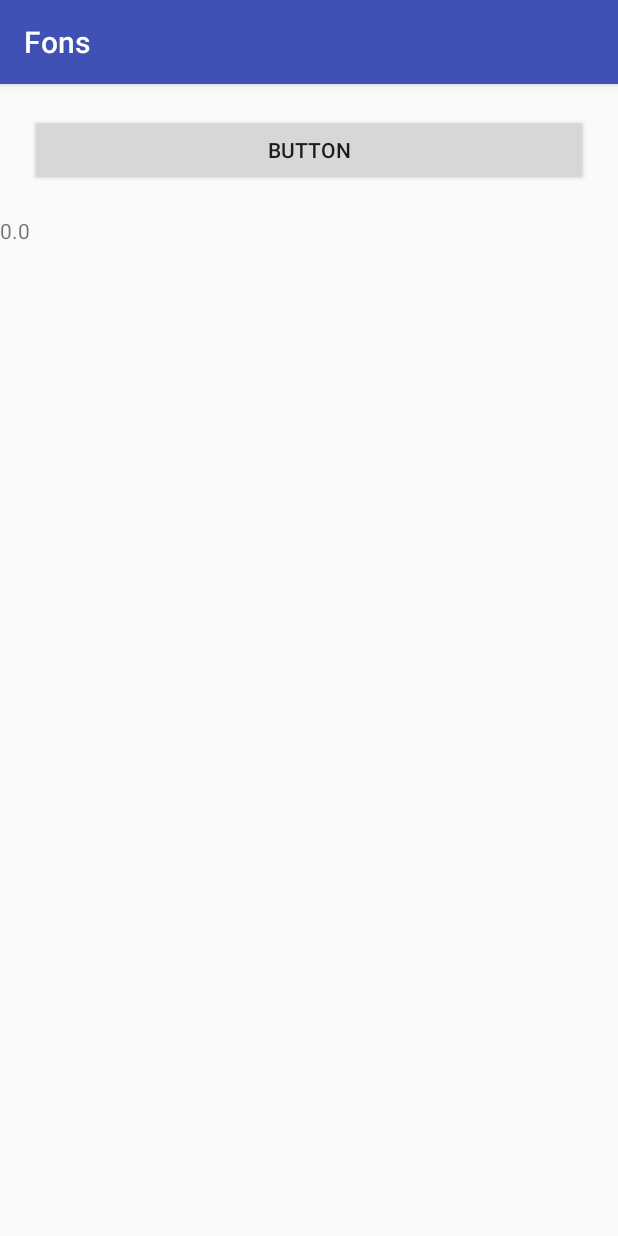
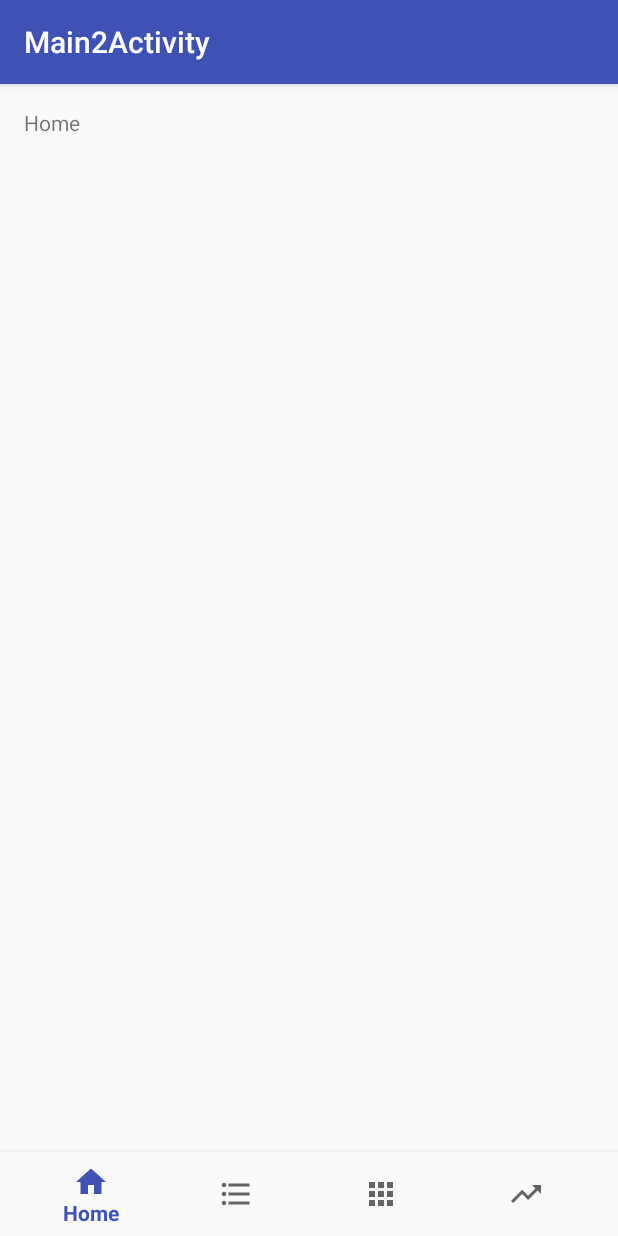
Before and after one commit to jawnpaul/Fons, an Android app: the screen it shows after launch (MainActivity before the commit, Main2Activity after it), after a tap on "BUTTON", on a phone screen of 412 x 824 dp. Run offline under Robolectric (Android 15) with nearby library versions, the phone set to English and light mode, and no system bars; libraries missing offline, so code that uses them is left out: org.tensorflow.lite; 1 statement that could not run was skipped.

Commit message:
Added my four bottom navigation activity to Main2Activity

```diff
--- a/app/build.gradle
+++ b/app/build.gradle
@@ -9,6 +9,7 @@ android {
         versionCode 1
         versionName "1.0"
         testInstrumentationRunner "android.support.test.runner.AndroidJUnitRunner"
+        vectorDrawables.useSupportLibrary = true
     }
     buildTypes {
         release {
@@ -16,7 +17,7 @@ android {
             proguardFiles getDefaultProguardFile('proguard-android.txt'), 'proguard-rules.pro'
         }
     }
-    aaptOptions{
+    aaptOptions {
         noCompress "tflite"
     }
 }
@@ -26,6 +27,8 @@ dependencies {
     implementation 'com.android.support:appcompat-v7:27.0.2'
     implementation 'com.android.support.constraint:constraint-layout:1.0.2'
     implementation 'org.tensorflow:tensorflow-lite:+'
+    implementation 'com.android.support:design:27.0.2'
+    implementation 'com.android.support:support-vector-drawable:27.0.2'
     testImplementation 'junit:junit:4.12'
     androidTestImplementation 'com.android.support.test:runner:1.0.1'
     androidTestImplementation 'com.android.support.test.espresso:espresso-core:3.0.1'
--- a/app/src/main/AndroidManifest.xml
+++ b/app/src/main/AndroidManifest.xml
@@ -16,6 +16,9 @@
                 <category android:name="android.intent.category.LAUNCHER" />
             </intent-filter>
         </activity>
+        <activity
+            android:name=".Main2Activity"
+            android:label="@string/title_activity_main2"></activity>
     </application>
 
 </manifest>
--- /dev/null
+++ b/app/src/main/java/ng/org/knowit/fons/Main2Activity.java
@@ -0,0 +1,47 @@
+package ng.org.knowit.fons;
+
+import android.os.Bundle;
+import android.support.annotation.NonNull;
+import android.support.design.widget.BottomNavigationView;
+import android.support.v7.app.AppCompatActivity;
+import android.view.MenuItem;
+import android.widget.TextView;
+
+public class Main2Activity extends AppCompatActivity {
+
+    private TextView mTextMessage;
+
+    private BottomNavigationView.OnNavigationItemSelectedListener mOnNavigationItemSelectedListener
+            = new BottomNavigationView.OnNavigationItemSelectedListener() {
+
+        @Override
+        public boolean onNavigationItemSelected(@NonNull MenuItem item) {
+            switch (item.getItemId()) {
+                case R.id.navigation_home:
+                    mTextMessage.setText(R.string.title_home);
+                    return true;
+                case R.id.navigation_news:
+                    mTextMessage.setText(R.string.title_news);
+                    return true;
+                case R.id.navigation_all:
+                    mTextMessage.setText(R.string.title_all);
+                    return true;
+                case R.id.navigation_trending:
+                    mTextMessage.setText(R.string.title_trending);
+                    return true;
+            }
+            return false;
+        }
+    };
+
+    @Override
+    protected void onCreate(Bundle savedInstanceState) {
+        super.onCreate(savedInstanceState);
+        setContentView(R.layout.activity_main2);
+
+        mTextMessage = (TextView) findViewById(R.id.message);
+        BottomNavigationView navigation = (BottomNavigationView) findViewById(R.id.navigation);
+        navigation.setOnNavigationItemSelectedListener(mOnNavigationItemSelectedListener);
+    }
+
+}
--- a/app/src/main/java/ng/org/knowit/fons/MainActivity.java
+++ b/app/src/main/java/ng/org/knowit/fons/MainActivity.java
@@ -1,5 +1,6 @@
 package ng.org.knowit.fons;
 
+import android.content.Intent;
 import android.content.res.AssetFileDescriptor;
 import android.support.v7.app.AppCompatActivity;
 import android.os.Bundle;
@@ -40,8 +41,11 @@ public class MainActivity extends AppCompatActivity {
         doInference.setOnClickListener(new View.OnClickListener() {
             @Override
             public void onClick(View view) {
-                float prediction = doInference();
-                showResult.setText(Float.toString(prediction));
+
+                Intent intent = new Intent(MainActivity.this, Main2Activity.class);
+                startActivity(intent);
+                //float prediction = doInference();
+                //showResult.setText(Float.toString(prediction));
             }
         });
     }
--- /dev/null
+++ b/app/src/main/res/drawable/ic_apps_black_24dp.xml
@@ -0,0 +1,9 @@
+<vector xmlns:android="http://schemas.android.com/apk/res/android"
+        android:width="24dp"
+        android:height="24dp"
+        android:viewportWidth="24.0"
+        android:viewportHeight="24.0">
+    <path
+        android:fillColor="#FF000000"
+        android:pathData="M4,8h4L8,4L4,4v4zM10,20h4v-4h-4v4zM4,20h4v-4L4,16v4zM4,14h4v-4L4,10v4zM10,14h4v-4h-4v4zM16,4v4h4L20,4h-4zM10,8h4L14,4h-4v4zM16,14h4v-4h-4v4zM16,20h4v-4h-4v4z"/>
+</vector>
--- /dev/null
+++ b/app/src/main/res/drawable/ic_dashboard_black_24dp.xml
@@ -0,0 +1,9 @@
+<vector xmlns:android="http://schemas.android.com/apk/res/android"
+    android:width="24dp"
+    android:height="24dp"
+    android:viewportHeight="24.0"
+    android:viewportWidth="24.0">
+    <path
+        android:fillColor="#FF000000"
+        android:pathData="M3,13h8L11,3L3,3v10zM3,21h8v-6L3,15v6zM13,21h8L21,11h-8v10zM13,3v6h8L21,3h-8z" />
+</vector>
--- /dev/null
+++ b/app/src/main/res/drawable/ic_format_list_bulleted_black_24dp.xml
@@ -0,0 +1,9 @@
+<vector xmlns:android="http://schemas.android.com/apk/res/android"
+        android:width="24dp"
+        android:height="24dp"
+        android:viewportWidth="24.0"
+        android:viewportHeight="24.0">
+    <path
+        android:fillColor="#FF000000"
+        android:pathData="M4,10.5c-0.83,0 -1.5,0.67 -1.5,1.5s0.67,1.5 1.5,1.5 1.5,-0.67 1.5,-1.5 -0.67,-1.5 -1.5,-1.5zM4,4.5c-0.83,0 -1.5,0.67 -1.5,1.5S3.17,7.5 4,7.5 5.5,6.83 5.5,6 4.83,4.5 4,4.5zM4,16.5c-0.83,0 -1.5,0.68 -1.5,1.5s0.68,1.5 1.5,1.5 1.5,-0.68 1.5,-1.5 -0.67,-1.5 -1.5,-1.5zM7,19h14v-2L7,17v2zM7,13h14v-2L7,11v2zM7,5v2h14L21,5L7,5z"/>
+</vector>
--- /dev/null
+++ b/app/src/main/res/drawable/ic_home_black_24dp.xml
@@ -0,0 +1,9 @@
+<vector xmlns:android="http://schemas.android.com/apk/res/android"
+    android:width="24dp"
+    android:height="24dp"
+    android:viewportHeight="24.0"
+    android:viewportWidth="24.0">
+    <path
+        android:fillColor="#FF000000"
+        android:pathData="M10,20v-6h4v6h5v-8h3L12,3 2,12h3v8z" />
+</vector>
--- /dev/null
+++ b/app/src/main/res/drawable/ic_notifications_black_24dp.xml
@@ -0,0 +1,9 @@
+<vector xmlns:android="http://schemas.android.com/apk/res/android"
+    android:width="24dp"
+    android:height="24dp"
+    android:viewportHeight="24.0"
+    android:viewportWidth="24.0">
+    <path
+        android:fillColor="#FF000000"
+        android:pathData="M12,22c1.1,0 2,-0.9 2,-2h-4c0,1.1 0.89,2 2,2zM18,16v-5c0,-3.07 -1.64,-5.64 -4.5,-6.32L13.5,4c0,-0.83 -0.67,-1.5 -1.5,-1.5s-1.5,0.67 -1.5,1.5v0.68C7.63,5.36 6,7.92 6,11v5l-2,2v1h16v-1l-2,-2z" />
+</vector>
--- /dev/null
+++ b/app/src/main/res/drawable/ic_trending_up_black_24dp.xml
@@ -0,0 +1,9 @@
+<vector xmlns:android="http://schemas.android.com/apk/res/android"
+        android:width="24dp"
+        android:height="24dp"
+        android:viewportWidth="24.0"
+        android:viewportHeight="24.0">
+    <path
+        android:fillColor="#FF000000"
+        android:pathData="M16,6l2.29,2.29 -4.88,4.88 -4,-4L2,16.59 3.41,18l6,-6 4,4 6.3,-6.29L22,12V6z"/>
+</vector>
--- /dev/null
+++ b/app/src/main/res/layout/activity_main2.xml
@@ -0,0 +1,33 @@
+<?xml version="1.0" encoding="utf-8"?>
+<android.support.constraint.ConstraintLayout xmlns:android="http://schemas.android.com/apk/res/android"
+    xmlns:app="http://schemas.android.com/apk/res-auto"
+    xmlns:tools="http://schemas.android.com/tools"
+    android:id="@+id/container"
+    android:layout_width="match_parent"
+    android:layout_height="match_parent"
+    tools:context=".Main2Activity">
+
+    <TextView
+        android:id="@+id/message"
+        android:layout_width="wrap_content"
+        android:layout_height="wrap_content"
+        android:layout_marginLeft="@dimen/activity_horizontal_margin"
+        android:layout_marginStart="@dimen/activity_horizontal_margin"
+        android:layout_marginTop="@dimen/activity_vertical_margin"
+        android:text="@string/title_home"
+        app:layout_constraintLeft_toLeftOf="parent"
+        app:layout_constraintTop_toTopOf="parent" />
+
+    <android.support.design.widget.BottomNavigationView
+        android:id="@+id/navigation"
+        android:layout_width="0dp"
+        android:layout_height="wrap_content"
+        android:layout_marginEnd="0dp"
+        android:layout_marginStart="0dp"
+        android:background="?android:attr/windowBackground"
+        app:layout_constraintBottom_toBottomOf="parent"
+        app:layout_constraintLeft_toLeftOf="parent"
+        app:layout_constraintRight_toRightOf="parent"
+        app:menu="@menu/navigation" />
+
+</android.support.constraint.ConstraintLayout>
--- /dev/null
+++ b/app/src/main/res/menu/navigation.xml
@@ -0,0 +1,23 @@
+<?xml version="1.0" encoding="utf-8"?>
+<menu xmlns:android="http://schemas.android.com/apk/res/android">
+
+    <item
+        android:id="@+id/navigation_home"
+        android:icon="@drawable/ic_home_black_24dp"
+        android:title="@string/title_home" />
+
+    <item
+        android:id="@+id/navigation_news"
+        android:icon="@drawable/ic_format_list_bulleted_black_24dp"
+        android:title="@string/title_news" />
+
+    <item
+        android:id="@+id/navigation_all"
+        android:icon="@drawable/ic_apps_black_24dp"
+        android:title="@string/title_all" />
+    <item
+        android:id="@+id/navigation_trending"
+        android:icon="@drawable/ic_trending_up_black_24dp"
+        android:title="@string/title_trending" />
+
+</menu>
--- /dev/null
+++ b/app/src/main/res/values/dimens.xml
@@ -0,0 +1,5 @@
+<resources>
+    <!-- Default screen margins, per the Android Design guidelines. -->
+    <dimen name="activity_horizontal_margin">16dp</dimen>
+    <dimen name="activity_vertical_margin">16dp</dimen>
+</resources>
--- a/app/src/main/res/values/strings.xml
+++ b/app/src/main/res/values/strings.xml
@@ -1,3 +1,8 @@
 <resources>
     <string name="app_name">Fons</string>
+    <string name="title_activity_main2">Main2Activity</string>
+    <string name="title_home">Home</string>
+    <string name="title_all">All</string>
+    <string name="title_trending">Trending</string>
+    <string name="title_news">News</string>
 </resources>
```
